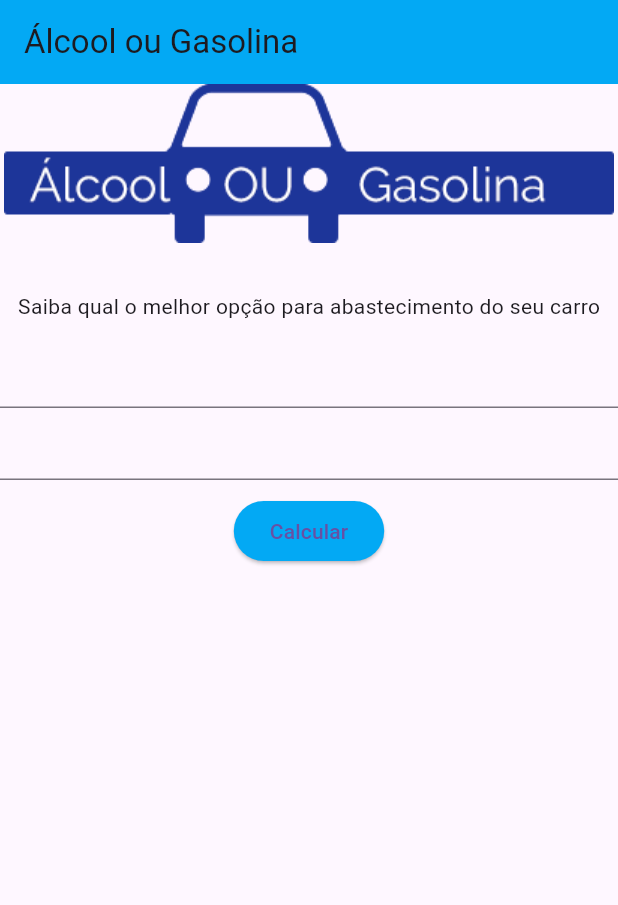
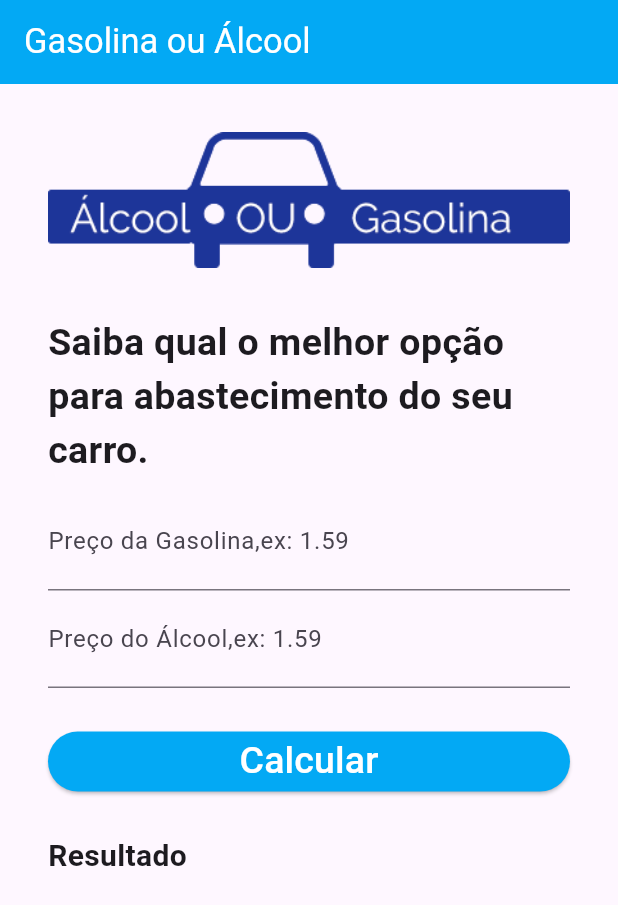
Before and after one commit to joaopdrost/alcool_ou_gasolina, a Flutter app: the screen it shows after launch, on a phone screen of 412 x 824 dp. Shown: the top 905 px of the screen. Run offline on Flutter 3.47's test engine with Material 3 defaults, Android fonts, the phone set to English and light mode, and no system bars.

Commit message:
conclusão da interface

```diff
--- a/lib/Home.dart
+++ b/lib/Home.dart
@@ -8,40 +8,102 @@ class Home extends StatefulWidget {
 }
 
 class _HomeState extends State<Home> {
+
+  TextEditingController _controllerAlcool = TextEditingController();
+  TextEditingController _controllerGasolina = TextEditingController();
+
   @override
   Widget build(BuildContext context) {
     return Scaffold(
       appBar: AppBar(
-        title: Text("Álcool ou Gasolina"),
+        title: Text("Gasolina ou Álcool"),
+        titleTextStyle: TextStyle(
+          color: Colors.white,
+              fontSize: 23
+        ),
         backgroundColor: Colors.lightBlue,
       ) ,
       body:Container(
+        child: SingleChildScrollView(
+          padding: EdgeInsets.all(32),
           child: Column(
-          //Imagens
+            crossAxisAlignment: CrossAxisAlignment.stretch,
+            // imagem
             children: <Widget>[
               Padding(
                   padding: EdgeInsets.only(bottom: 32),
                   child: Image.asset("imagens/logo.png")
               ),
+              // texto
               Padding(
                 padding:EdgeInsets.only(bottom: 10) ,
-              child: Text("Saiba qual o melhor opção para abastecimento do seu carro"),
+                child: Text(
+                  "Saiba qual o melhor opção para abastecimento do seu carro.",
+                  style: TextStyle(
+                    fontSize: 25,
+                    fontWeight: FontWeight.bold,
+                  ),
+                ),
+              ),
 
+              // gasolina
+              TextField(
+                keyboardType:TextInputType.number,
+                decoration: InputDecoration(
+                  labelText: "Preço da Gasolina,ex: 1.59",
                 ),
-            TextField(),
-            TextField(),
+                style: TextStyle(
+                    color: Colors.black,
+                    fontSize: 22,
+                    fontWeight:FontWeight.bold
+                ),
+                controller:_controllerGasolina,
+              ),
+
+              // alcool
+              TextField(
+                keyboardType:TextInputType.number,
+                decoration: InputDecoration(
+                  labelText: "Preço do Álcool,ex: 1.59",
+                ),
+                style: TextStyle(
+                    color: Colors.black,
+                    fontSize: 22
+                ),
+                controller:_controllerAlcool,
+              ),
+
+              // botão
               Padding(
-              padding:EdgeInsets.only(top: 10) ,
+                  padding:EdgeInsets.only(top: 25) ,
                   child: ElevatedButton(
                     onPressed: (){},
-                  child: Text("Calcular"),
-                  style: ButtonStyle(
-                    backgroundColor: MaterialStateProperty.all(Colors.lightBlue)
+                    child: Text(
+                      "Calcular",
+                      style: TextStyle(
+                          fontSize: 25
+                      ),
+                    ),
+                    style: ElevatedButton.styleFrom(
+                        foregroundColor: Colors.white,
+                        backgroundColor: Colors.lightBlue,
+                        padding: EdgeInsets.fromLTRB(45, 0, 45, 0)
+                    ),
+                  )
+              ),
+              Padding(
+                padding: EdgeInsets.only(top: 25),
+                child: Text(
+                  "Resultado",
+                  style: TextStyle(
+                      fontSize: 20,
+                      fontWeight: FontWeight.bold
                   ),
                 ),
               )
             ],
           ),
+        )
       ) ,
     );
   }
--- a/lib/main.dart
+++ b/lib/main.dart
@@ -2,9 +2,10 @@ import 'package:flutter/material.dart';
 import 'Home.dart';
 
 void main() {
-  runApp(
-      MaterialApp(
+
+  runApp(MaterialApp(
         home: Home(),
+      debugShowCheckedModeBanner: false
       ));
 
 }
```
Lines whose indentation alone changed are shown as unchanged.
